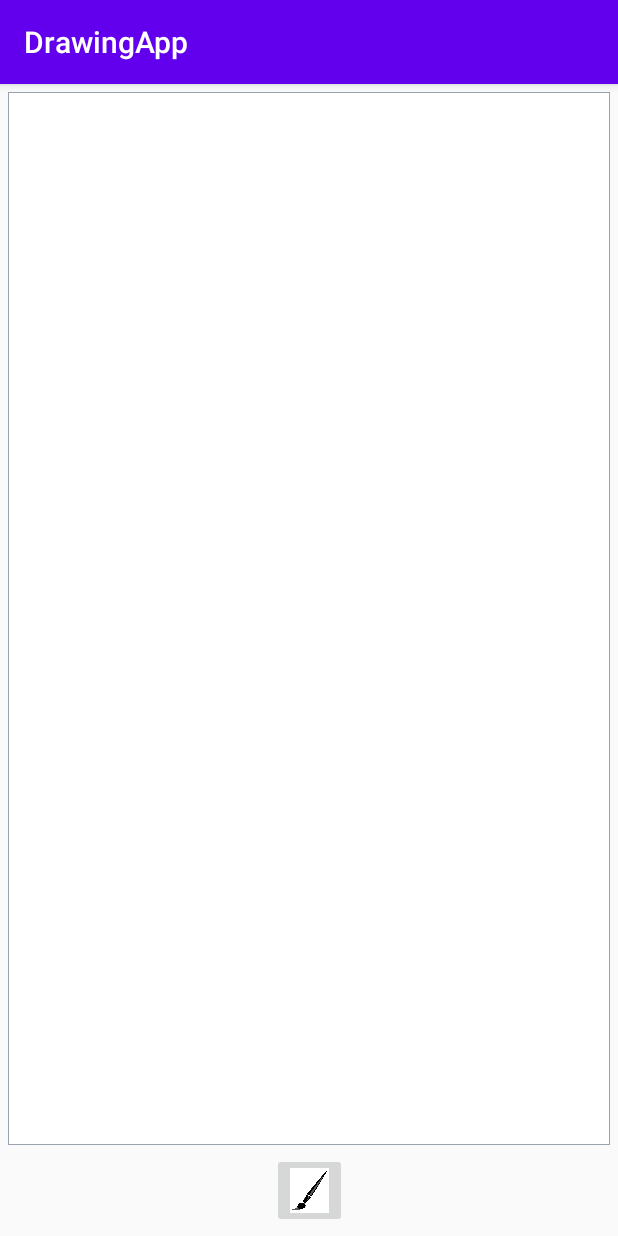
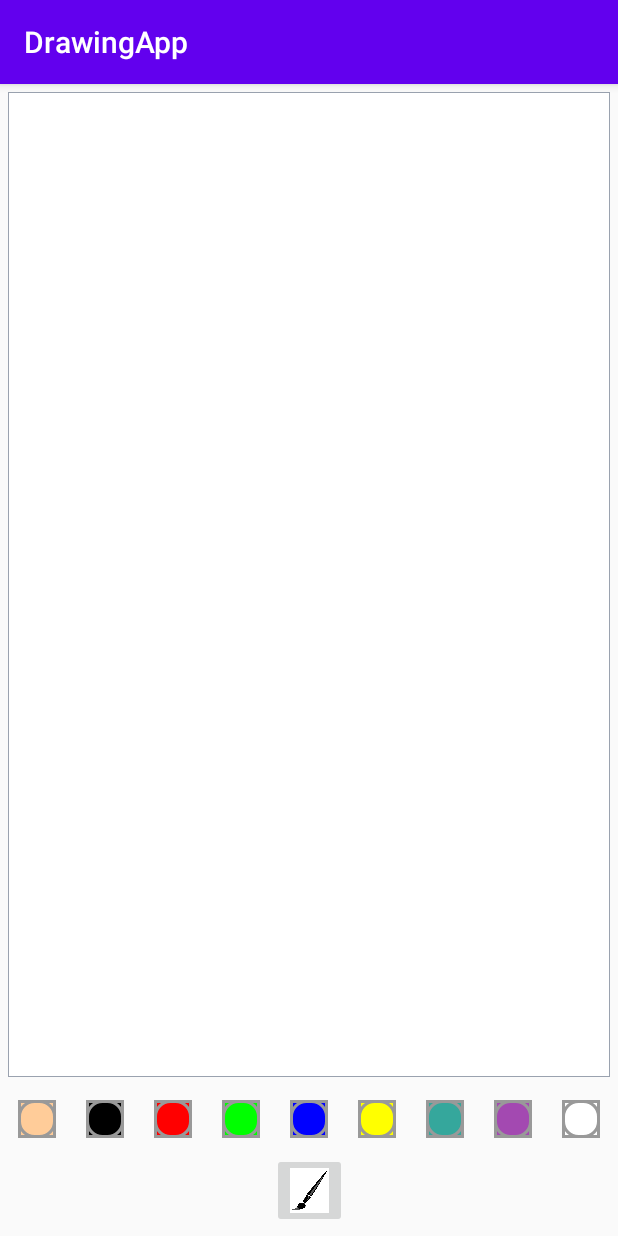
Before and after one commit to AtulYadav01/DrawingApp, an Android app: the screen it shows after launch (MainActivity), on a phone screen of 412 x 824 dp. Run offline under Robolectric (Android 15) with nearby library versions, the phone set to English and light mode, and no system bars; 1 statement that could not run was skipped.

Commit message:
Added Color Pallete

```diff
--- a/app/src/main/java/com/atulyadav/drawingapp/DrawingView.kt
+++ b/app/src/main/java/com/atulyadav/drawingapp/DrawingView.kt
@@ -93,6 +93,11 @@ class DrawingView(context: Context, attrs: AttributeSet) : View(context, attrs)
     }
 
 
+    fun setColor(newColor: String) {
+        color = Color.parseColor(newColor)
+        mDrawPaint!!.color = color
+    }
+
     internal inner class CustomPath(
         var color: Int,
         var brushThickness: Float
--- a/app/src/main/java/com/atulyadav/drawingapp/MainActivity.kt
+++ b/app/src/main/java/com/atulyadav/drawingapp/MainActivity.kt
@@ -2,16 +2,28 @@ package com.atulyadav.drawingapp
 
 import android.app.Dialog
 import android.os.Bundle
+import android.view.View
+import android.widget.ImageButton
 import androidx.appcompat.app.AppCompatActivity
+import androidx.core.content.ContextCompat
+import androidx.core.view.get
 import kotlinx.android.synthetic.main.activity_main.*
 import kotlinx.android.synthetic.main.dialog_brush_size.*
 
 class MainActivity : AppCompatActivity() {
+
+    private var mImageButtonCurrentPaint: ImageButton? = null
+
     override fun onCreate(savedInstanceState: Bundle?) {
         super.onCreate(savedInstanceState)
         setContentView(R.layout.activity_main)
 
         drawing_view.setSizeForBrush(20.toFloat())
+
+        mImageButtonCurrentPaint == ll_paintColors[1] as ImageButton
+        mImageButtonCurrentPaint!!.setImageDrawable(
+            ContextCompat.getDrawable(this, R.drawable.pallete_pressed)
+        )
 
         ib_brush.setOnClickListener {
             showBrushSizeChooserDialog()
@@ -44,4 +56,27 @@ class MainActivity : AppCompatActivity() {
 
         brushDialog.show()
     }
+
+
+    fun paintClicked(view: View) {
+        if (view !== mImageButtonCurrentPaint) {
+            val imageButton = view as ImageButton
+
+            val colorTag = imageButton.tag.toString()
+            drawing_view.setColor((colorTag))
+
+            imageButton.setImageDrawable(
+                ContextCompat.getDrawable(this, R.drawable.pallete_pressed)
+            )
+
+            mImageButtonCurrentPaint!!.setImageDrawable(
+                ContextCompat.getDrawable(this, R.drawable.pallete_normal)
+            )
+
+            mImageButtonCurrentPaint = view
+        }
+
+
+    }
+
 }
--- /dev/null
+++ b/app/src/main/res/drawable/pallete_normal.xml
@@ -0,0 +1,22 @@
+<?xml version="1.0" encoding="utf-8"?>
+<layer-list xmlns:android="http://schemas.android.com/apk/res/android">
+    <item>
+        <shape android:shape="rectangle">
+            <stroke
+                android:width="2dp"
+                android:color="#FF999999"></stroke>
+            <solid android:color="#00000000" />
+        </shape>
+    </item>
+
+    <item>
+        <shape>
+            <stroke
+                android:width="2dp"
+                android:color="#FF999999"></stroke>
+            <solid android:color="#00000000"></solid>
+            <corners android:radius="10dp"></corners>
+        </shape>
+
+    </item>
+</layer-list>
--- /dev/null
+++ b/app/src/main/res/drawable/pallete_pressed.xml
@@ -0,0 +1,22 @@
+<?xml version="1.0" encoding="utf-8"?>
+<layer-list xmlns:android="http://schemas.android.com/apk/res/android">
+    <item>
+        <shape android:shape="rectangle">
+            <stroke
+                android:width="2dp"
+                android:color="#FF333333"></stroke>
+            <solid android:color="#00000000" />
+        </shape>
+    </item>
+
+    <item>
+        <shape>
+            <stroke
+                android:width="2dp"
+                android:color="#FF333333"></stroke>
+            <solid android:color="#00000000"></solid>
+            <corners android:radius="10dp"></corners>
+        </shape>
+
+    </item>
+</layer-list>
--- a/app/src/main/res/layout/activity_main.xml
+++ b/app/src/main/res/layout/activity_main.xml
@@ -13,11 +13,113 @@
         android:layout_margin="5dp"
         android:layout_marginBottom="80dp"
         android:background="@drawable/background_drawing_view_layout"
-        app:layout_constraintBottom_toTopOf="@+id/ib_brush"
+        app:layout_constraintBottom_toTopOf="@+id/ll_paintColors"
         app:layout_constraintLeft_toLeftOf="parent"
         app:layout_constraintRight_toRightOf="parent"
         app:layout_constraintTop_toTopOf="parent" />
 
+    <LinearLayout
+        android:id="@+id/ll_paintColors"
+        android:layout_width="wrap_content"
+        android:layout_height="wrap_content"
+        android:orientation="horizontal"
+        app:layout_constraintBottom_toTopOf="@+id/ib_brush"
+        app:layout_constraintLeft_toLeftOf="parent"
+        app:layout_constraintRight_toRightOf="parent"
+        app:layout_constraintTop_toBottomOf="@id/drawing_view">
+
+        <ImageButton
+            android:layout_width="25dp"
+            android:layout_height="25dp"
+            android:layout_margin="10dp"
+            android:background="@color/skin"
+            android:contentDescription="@string/color_pallete"
+            android:onClick="paintClicked"
+            android:src="@drawable/pallete_normal"
+            android:tag="@color/skin" />
+
+        <ImageButton
+            android:layout_width="25dp"
+            android:layout_height="25dp"
+            android:layout_margin="10dp"
+            android:background="@color/black"
+            android:contentDescription="@string/color_pallete"
+            android:onClick="paintClicked"
+            android:src="@drawable/pallete_normal"
+            android:tag="@color/black" />
+
+        <ImageButton
+            android:layout_width="25dp"
+            android:layout_height="25dp"
+            android:layout_margin="10dp"
+            android:background="@color/red"
+            android:contentDescription="@string/color_pallete"
+            android:onClick="paintClicked"
+            android:src="@drawable/pallete_normal"
+            android:tag="@color/red" />
+
+        <ImageButton
+            android:layout_width="25dp"
+            android:layout_height="25dp"
+            android:layout_margin="10dp"
+            android:background="@color/green"
+            android:contentDescription="@string/color_pallete"
+            android:onClick="paintClicked"
+            android:src="@drawable/pallete_normal"
+            android:tag="@color/green" />
+
+        <ImageButton
+            android:layout_width="25dp"
+            android:layout_height="25dp"
+            android:layout_margin="10dp"
+            android:background="@color/blue"
+            android:contentDescription="@string/color_pallete"
+            android:onClick="paintClicked"
+            android:src="@drawable/pallete_normal"
+            android:tag="@color/blue" />
+
+        <ImageButton
+            android:layout_width="25dp"
+            android:layout_height="25dp"
+            android:layout_margin="10dp"
+            android:background="@color/yellow"
+            android:contentDescription="@string/color_pallete"
+            android:onClick="paintClicked"
+            android:src="@drawable/pallete_normal"
+            android:tag="@color/yellow" />
+
+        <ImageButton
+            android:layout_width="25dp"
+            android:layout_height="25dp"
+            android:layout_margin="10dp"
+            android:background="@color/lollipop"
+            android:contentDescription="@string/color_pallete"
+            android:onClick="paintClicked"
+            android:src="@drawable/pallete_normal"
+            android:tag="@color/lollipop" />
+
+        <ImageButton
+            android:layout_width="25dp"
+            android:layout_height="25dp"
+            android:layout_margin="10dp"
+            android:background="@color/random"
+            android:contentDescription="@string/color_pallete"
+            android:onClick="paintClicked"
+            android:src="@drawable/pallete_normal"
+            android:tag="@color/random" />
+
+        <ImageButton
+            android:layout_width="25dp"
+            android:layout_height="25dp"
+            android:layout_margin="10dp"
+            android:background="@color/white"
+            android:contentDescription="@string/color_pallete"
+            android:onClick="paintClicked"
+            android:src="@drawable/pallete_normal"
+            android:tag="@color/white" />
+
+
+    </LinearLayout>
     <ImageButton
         android:id="@+id/ib_brush"
         android:layout_width="50dp"
--- a/app/src/main/res/values/colors.xml
+++ b/app/src/main/res/values/colors.xml
@@ -3,4 +3,16 @@
     <color name="colorPrimary">#6200EE</color>
     <color name="colorPrimaryDark">#3700B3</color>
     <color name="colorAccent">#03DAC5</color>
+
+    <color name="skin">#ffcc99</color>
+    <color name="black">#000000</color>
+    <color name="red">#ff0000</color>
+    <color name="green">#00ff00</color>
+    <color name="blue">#0000ff</color>
+    <color name="yellow">#ffff00</color>
+    <color name="lollipop">#35a79c</color>
+    <color name="random">#A349B1</color>
+    <color name="white">#FFFFFF</color>
+
+
 </resources>
--- a/app/src/main/res/values/strings.xml
+++ b/app/src/main/res/values/strings.xml
@@ -4,4 +4,5 @@
     <string name="image_large" />
     <string name="image_medium" />
     <string name="brush_image">brush image</string>
+    <string name="color_pallete">Color Pallete</string>
 </resources>
```
